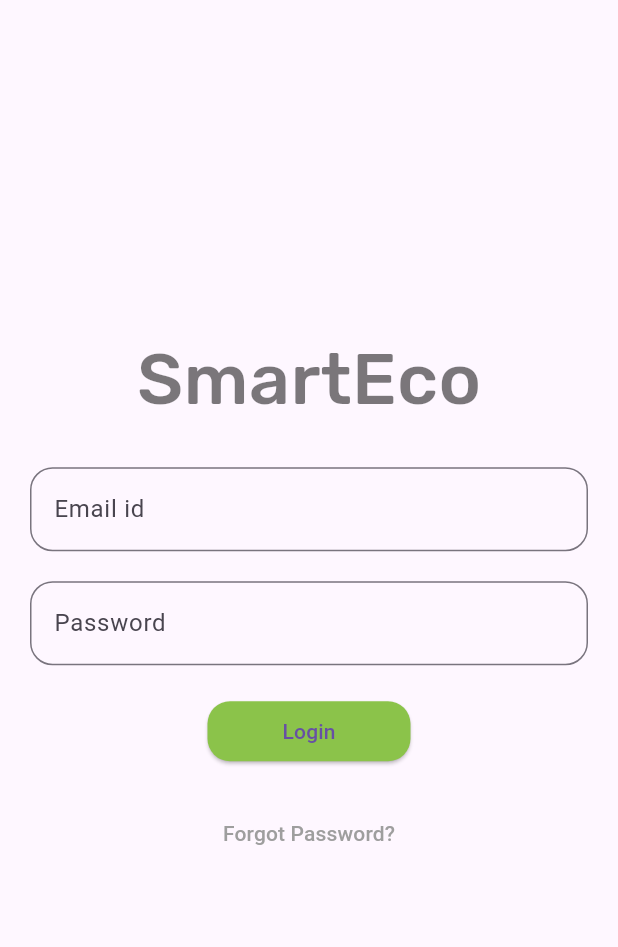
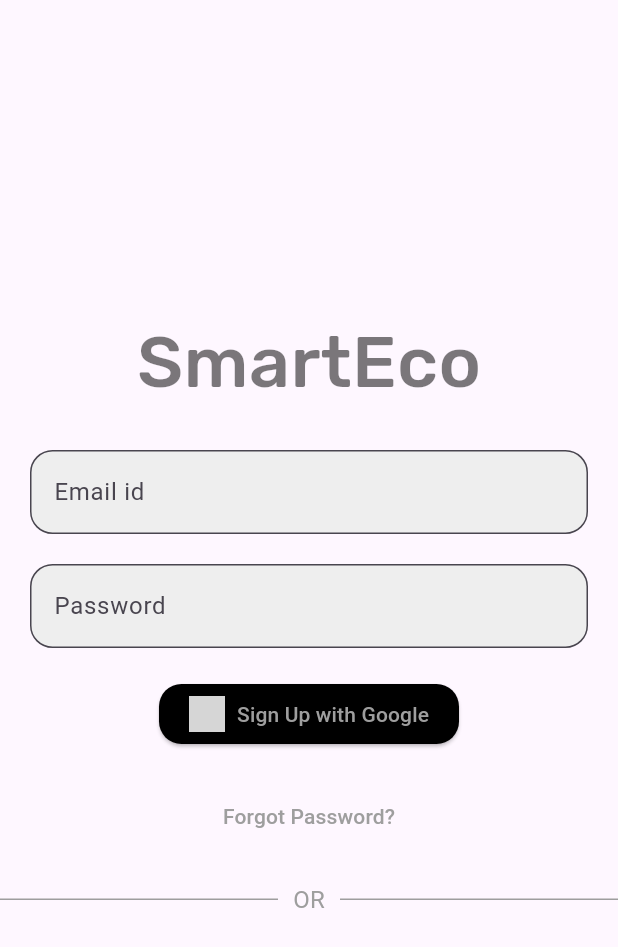
Before and after one commit to Smart-Eco/Smart-Eco, a Flutter app: the screen it shows after launch, on a phone screen of 412 x 824 dp. Shown: the top 947 px of the screen. Run offline on Flutter 3.47's test engine with Material 3 defaults, Android fonts, the phone set to English and light mode, and no system bars; our stand-ins replace google_fonts; grey boxes are pictures that could not be loaded.

Commit message:
login screen update

```diff
--- a/lib/Screens/login_Screen.dart
+++ b/lib/Screens/login_Screen.dart
@@ -34,8 +34,11 @@ class loginScreen extends StatelessWidget {
                       decoration: InputDecoration(
                         labelText: 'Email id',
                         hintText: 'abc@gmail.com',
+                        filled: true,
+                        fillColor: Colors.grey[200],
                         border: OutlineInputBorder(
                           borderRadius: BorderRadius.circular(15.0),
+                          borderSide: BorderSide(color: Colors.transparent),
                         ),
                         focusedBorder: OutlineInputBorder(
                           borderSide:
@@ -53,8 +56,11 @@ class loginScreen extends StatelessWidget {
                       decoration: InputDecoration(
                         labelText: 'Password',
                         hintText: '••••••••',
+                        filled: true,
+                        fillColor: Colors.grey[200],
                         border: OutlineInputBorder(
                           borderRadius: BorderRadius.circular(15.0),
+                          borderSide: BorderSide(color: Colors.transparent),
                         ),
                         focusedBorder: OutlineInputBorder(
                           borderSide:
@@ -65,15 +71,23 @@ class loginScreen extends StatelessWidget {
                     ),
                   ),
                   SizedBox(height: 20),
-                  ElevatedButton(
+                  ElevatedButton.icon(
                     onPressed: () {
                       Navigator.push(context,
                           MaterialPageRoute(builder: (context) => basenav()));
                     },
-                    child: Text('Login'),
+                    icon: Image.asset(
+                      'assets/google.jpg', // Replace with the actual path to your Google logo asset
+                      width: 24, // Adjust width as needed
+                      height: 24, // Adjust height as needed
+                    ),
+                    label: Text('Sign Up with Google'),
                     style: ElevatedButton.styleFrom(
-                      backgroundColor: Colors.lightGreen,
-                      padding: EdgeInsets.symmetric(horizontal: 50),
+                      foregroundColor:
+                          Colors.grey, // Adjust the color as needed
+                      backgroundColor:
+                          Colors.black, // Adjust the label color as needed
+                      padding: EdgeInsets.symmetric(horizontal: 20),
                       shape: RoundedRectangleBorder(
                         borderRadius: BorderRadius.circular(15.0),
                       ),
@@ -90,6 +104,34 @@ class loginScreen extends StatelessWidget {
                     ),
                   ),
                   SizedBox(height: 20),
+                  // Horizontal line and "OR" text
+                  Row(
+                    mainAxisAlignment: MainAxisAlignment.center,
+                    children: [
+                      Expanded(
+                        child: Divider(
+                          color: Colors.grey,
+                          height: 1,
+                        ),
+                      ),
+                      Padding(
+                        padding: const EdgeInsets.symmetric(horizontal: 10),
+                        child: Text(
+                          'OR',
+                          style: TextStyle(
+                            color: Colors.grey,
+                            fontSize: 16,
+                          ),
+                        ),
+                      ),
+                      Expanded(
+                        child: Divider(
+                          color: Colors.grey,
+                          height: 1,
+                        ),
+                      ),
+                    ],
+                  ),
                 ],
               ),
             ),
```
